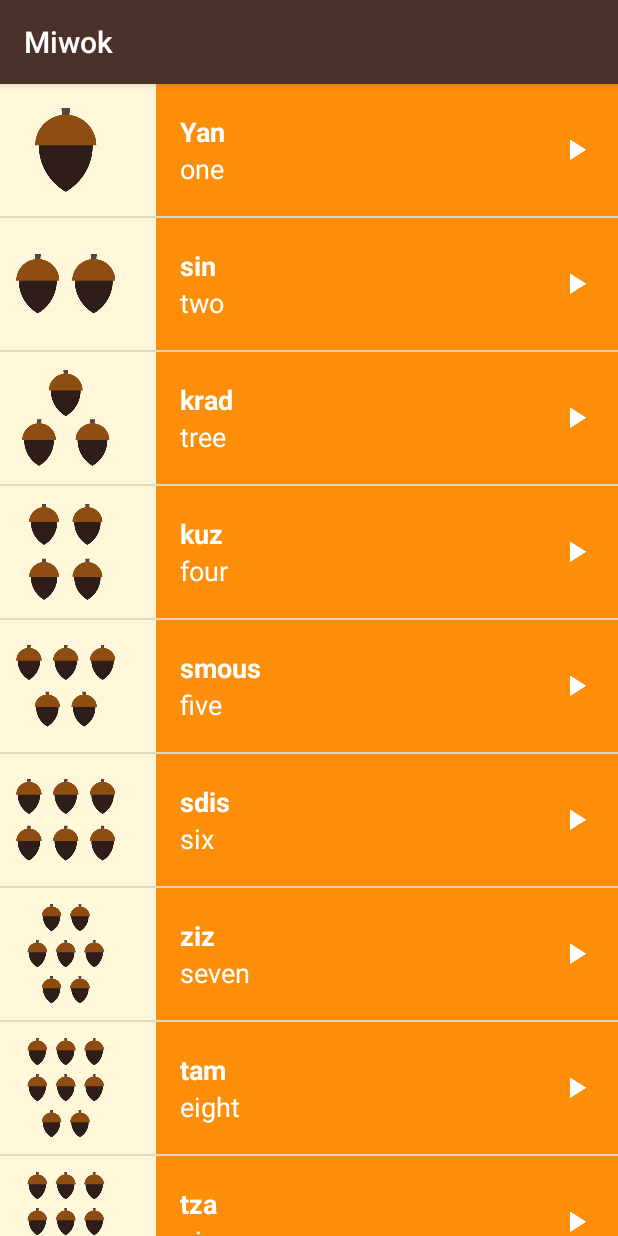
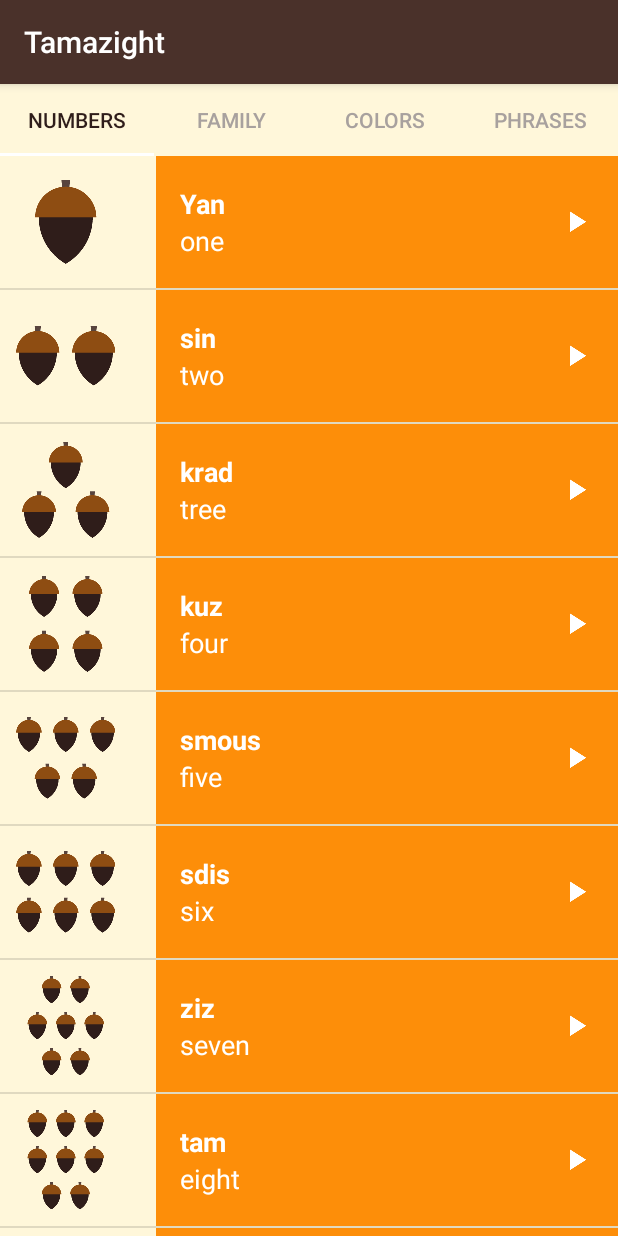
Before and after one commit to zakafir/GitLanguageApp, an Android app: the screen it shows after launch (MainActivity), on a phone screen of 412 x 824 dp. Run offline under Robolectric (Android 15) with nearby library versions, the phone set to English and light mode, and no system bars.

Commit message:
Checking the design mode

```diff
--- a/app/src/main/java/com/example/android/miwok/MainActivity.java
+++ b/app/src/main/java/com/example/android/miwok/MainActivity.java
@@ -16,6 +16,7 @@
 package com.example.android.miwok;
 
 import android.os.Bundle;
+import android.support.design.widget.TabLayout;
 import android.support.v4.view.ViewPager;
 import android.support.v7.app.AppCompatActivity;
 
@@ -32,9 +33,13 @@ public class MainActivity extends AppCompatActivity {
         ViewPager viewPager = (ViewPager) findViewById(R.id.viewpager);
 
         // Create an adapter that knows which fragment should be shown on each page
-        SimpleFragmentPagerAdapter adapter = new SimpleFragmentPagerAdapter(getSupportFragmentManager());
+        SimpleFragmentPagerAdapter adapter = new SimpleFragmentPagerAdapter(this,getSupportFragmentManager());
 
         // Set the adapter onto the view pager
         viewPager.setAdapter(adapter);
+
+        //find the tab layout
+        TabLayout tableLayout = (TabLayout)findViewById(R.id.tabs);
+        tableLayout.setupWithViewPager(viewPager);
     }
 }
--- a/app/src/main/java/com/example/android/miwok/SimpleFragmentPagerAdapter.java
+++ b/app/src/main/java/com/example/android/miwok/SimpleFragmentPagerAdapter.java
@@ -15,6 +15,7 @@
  */
 package com.example.android.miwok;
 
+import android.content.Context;
 import android.support.v4.app.Fragment;
 import android.support.v4.app.FragmentManager;
 import android.support.v4.app.FragmentPagerAdapter;
@@ -24,8 +25,10 @@ import android.support.v4.app.FragmentPagerAdapter;
  */
 public class SimpleFragmentPagerAdapter extends FragmentPagerAdapter {
 
-    public SimpleFragmentPagerAdapter(FragmentManager fm) {
+    private Context context;
+    public SimpleFragmentPagerAdapter(Context context,FragmentManager fm) {
         super(fm);
+        this.context = context;
     }
 
     @Override
@@ -46,4 +49,20 @@ public class SimpleFragmentPagerAdapter extends FragmentPagerAdapter {
     public int getCount() {
         return 4;
     }
+
+    @Override
+    public CharSequence getPageTitle(int position) {
+        if (position == 0) {
+            return context.getString(R.string.category_numbers);
+        } else if (position == 1){
+            return context.getString(R.string.category_family);
+        } else if (position == 2) {
+            return context.getString(R.string.category_colors);
+        }else {
+            return context.getString(R.string.category_phrases);
+
+        }
+
+
+    }
 }
--- a/app/src/main/res/layout/activity_main.xml
+++ b/app/src/main/res/layout/activity_main.xml
@@ -16,23 +16,23 @@
 <LinearLayout
     xmlns:android="http://schemas.android.com/apk/res/android"
     xmlns:tools="http://schemas.android.com/tools"
-    xmlns:app="http://schemas.android.com/apk/res-auto"
     android:layout_width="match_parent"
     android:layout_height="match_parent"
     android:background="@color/tan_background"
     android:orientation="vertical"
     tools:context="com.example.android.miwok.MainActivity">
 
+
+    <android.support.design.widget.TabLayout
+        android:id="@+id/tabs"
+        style="@style/CategoryTab"
+        android:layout_width="match_parent"
+        android:layout_height="wrap_content"/>
+
     <android.support.v4.view.ViewPager
         android:id="@+id/viewpager"
         android:layout_width="match_parent"
         android:layout_height="match_parent" />
 
-    <android.support.design.widget.TabLayout
-        android:id="@+id/sliding_tabs"
-        android:layout_width="match_parent"
-        android:layout_height="wrap_content"
-        app:tabMode="scrollable"/>
-
 
 </LinearLayout>
--- a/app/src/main/res/values/colors.xml
+++ b/app/src/main/res/values/colors.xml
@@ -30,7 +30,7 @@
     <color name="category_family">#379237</color>
 
     <!-- Background color for the colors category -->
-    <color name="category_colors">#8800A0</color>
+    <color name="category_colors">#7C4DFF</color>
 
     <!-- Background color for the phrases category -->
     <color name="category_phrases">#16AFCA</color>
--- a/app/src/main/res/values/strings.xml
+++ b/app/src/main/res/values/strings.xml
@@ -14,7 +14,7 @@
 -->
 <resources>
     <!-- Title for the application. [CHAR LIMIT=12] -->
-    <string name="app_name">Miwok</string>
+    <string name="app_name">Tamazight</string>
 
     <!-- Category name for phrases [CHAR LIMIT=20] -->
     <string name="category_phrases">Phrases</string>
@@ -26,7 +26,7 @@
     <string name="category_numbers">Numbers</string>
 
     <!-- Category name for the vocabulary words for family members [CHAR LIMIT=20] -->
-    <string name="category_family">Family Members</string>
+    <string name="category_family">Family</string>
 
     <!-- TODO: Remove or change this placeholder text -->
     <string name="hello_blank_fragment">Hello blank fragment</string>
--- a/app/src/main/res/values/styles.xml
+++ b/app/src/main/res/values/styles.xml
@@ -30,4 +30,16 @@
         <item name="android:textStyle">bold</item>
         <item name="android:textAppearance">?android:textAppearanceMedium</item>
     </style>
+
+    <!-- Style for a tab that displays a category name -->
+    <style name="CategoryTab" parent="Widget.Design.TabLayout">
+        <item name="tabIndicatorColor">@android:color/white</item>
+        <item name="tabSelectedTextColor">@color/primary_dark_color</item>
+        <item name="tabTextAppearance">@style/CategoryTabTextAppearance</item>
+    </style>
+
+    <!---->
+    <style name="CategoryTabTextAppearance" parent="TextAppearance.Design.Tab">
+        <item name="android:textColor">#A8A19E</item>
+    </style>
 </resources>
```
